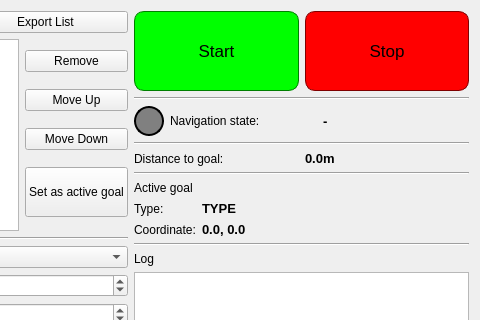
First picture: the form in resource/autonomous_nav_gui.ui, repository STEVE-Rover/autonomous_nav_gui, before the edit; both pictures show x 219 to 699 and y 0 to 320 of the 699 by 448 pixel window.
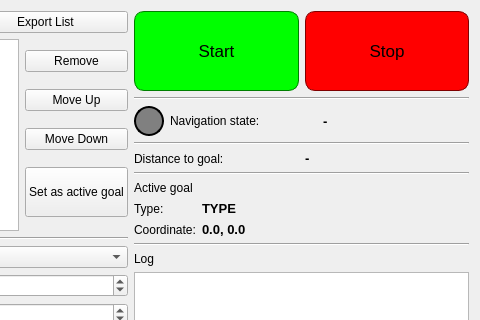
Second picture: the form after the edit.

Commit message: Show distance to goal

```diff
--- a/resource/autonomous_nav_gui.ui
+++ b/resource/autonomous_nav_gui.ui
@@ -357,7 +357,7 @@
           </font>
          </property>
          <property name="text">
-          <string>0.0m</string>
+          <string>-</string>
          </property>
         </widget>
        </item>
```
The commit also changes 1 other file.
